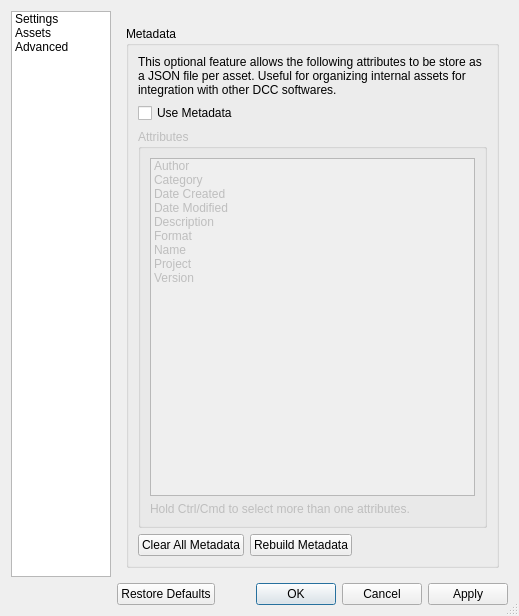
Old version of the form ui/window/preferences.ui in the repository hueyyeng/AssetsBrowser.
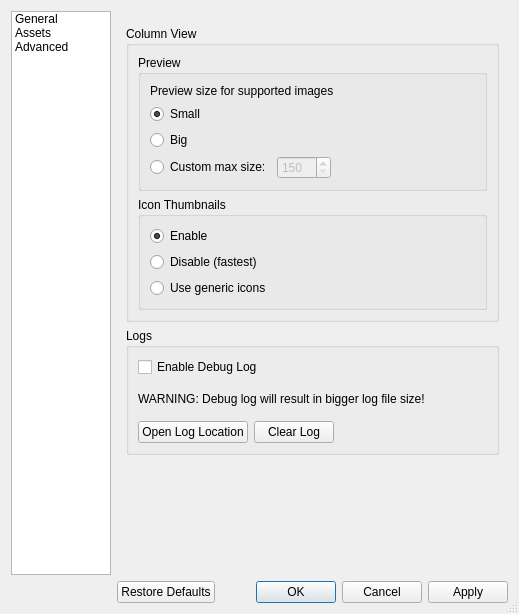
New version of the form. The open tabs and pages were chosen to show the change.

Commit message:
AB-7: Update and cleanup Preferences dialog
- Update General page with new settings
- Add Column View and Log settings to Advanced page

Diff of the .ui file:
```diff
--- a/ui/window/preferences.ui
+++ b/ui/window/preferences.ui
@@ -13,6 +13,12 @@
     <height>614</height>
    </rect>
   </property>
+  <property name="minimumSize">
+   <size>
+    <width>519</width>
+    <height>614</height>
+   </size>
+  </property>
   <property name="focusPolicy">
    <enum>Qt::StrongFocus</enum>
   </property>
@@ -44,7 +50,7 @@
        </property>
        <item>
         <property name="text">
-         <string>Settings</string>
+         <string>General</string>
         </property>
        </item>
        <item>
@@ -496,121 +502,219 @@
       </layout>
      </widget>
      <widget class="QWidget" name="pageAdvanced">
-      <layout class="QVBoxLayout" name="verticalLayout_4">
-       <item>
-        <widget class="QGroupBox" name="boxMetadata">
+      <layout class="QFormLayout" name="formLayout_9">
+       <item row="1" column="0" colspan="2">
+        <widget class="QGroupBox" name="boxLog">
          <property name="title">
-          <string>Metadata</string>
+          <string>Logs</string>
          </property>
          <layout class="QFormLayout" name="formLayout_6">
+          <item row="0" column="0">
+           <widget class="QCheckBox" name="logDebugCheck">
+            <property name="toolTip">
+             <string>Log file will include debug statement. Useful for troubleshooting.</string>
+            </property>
+            <property name="text">
+             <string>Enable Debug Log</string>
+            </property>
+           </widget>
+          </item>
+          <item row="1" column="0">
+           <widget class="Line" name="logDivider2">
+            <property name="orientation">
+             <enum>Qt::Horizontal</enum>
+            </property>
+           </widget>
+          </item>
+          <item row="2" column="0">
+           <widget class="QLabel" name="logDebugWarning">
+            <property name="text">
+             <string>WARNING: Debug log will result in bigger log file size!</string>
+            </property>
+           </widget>
+          </item>
+          <item row="3" column="0">
+           <widget class="Line" name="logDivider1">
+            <property name="orientation">
+             <enum>Qt::Horizontal</enum>
+            </property>
+           </widget>
+          </item>
+          <item row="4" column="0">
+           <layout class="QHBoxLayout" name="logButtonLayout">
+            <item>
+             <widget class="QPushButton" name="logButtonOpen">
+              <property name="toolTip">
+               <string>Clear current log contents</string>
+              </property>
+              <property name="text">
+               <string>Open Log Location</string>
+              </property>
+             </widget>
+            </item>
+            <item>
+             <widget class="QPushButton" name="logButtonClear">
+              <property name="toolTip">
+               <string>Clear current log contents</string>
+              </property>
+              <property name="text">
+               <string>Clear Log</string>
+              </property>
+             </widget>
+            </item>
+           </layout>
+          </item>
+         </layout>
+        </widget>
+       </item>
+       <item row="0" column="0" colspan="2">
+        <widget class="QGroupBox" name="boxColumnView">
+         <property name="title">
+          <string>Column View</string>
+         </property>
+         <layout class="QFormLayout" name="formLayout_8">
           <item row="0" column="0" colspan="2">
-           <widget class="QLabel" name="metadataTip">
-            <property name="text">
-             <string>This optional feature allows the following attributes to be store as a JSON file per asset. Useful for organizing internal assets for integration with other DCC softwares.</string>
-            </property>
-            <property name="wordWrap">
-             <bool>true</bool>
-            </property>
-           </widget>
-          </item>
-          <item row="1" column="0">
-           <widget class="QCheckBox" name="metadataCheck">
-            <property name="text">
-             <string>Use Metadata</string>
-            </property>
-            <property name="checked">
-             <bool>false</bool>
-            </property>
-           </widget>
-          </item>
-          <item row="3" column="0">
-           <layout class="QHBoxLayout" name="metadataBtnLayout">
-            <item>
-             <widget class="QPushButton" name="metadataBtnClear">
-              <property name="text">
-               <string>Clear All Metadata</string>
-              </property>
-             </widget>
-            </item>
-            <item>
-             <widget class="QPushButton" name="metadataBtnRebuild">
-              <property name="text">
-               <string>Rebuild Metadata</string>
-              </property>
-             </widget>
-            </item>
-           </layout>
-          </item>
-          <item row="2" column="0" colspan="2">
-           <widget class="QGroupBox" name="boxMetadataAttrib">
-            <property name="enabled">
-             <bool>false</bool>
-            </property>
+           <widget class="QGroupBox" name="boxPreview">
             <property name="title">
-             <string>Attributes</string>
+             <string>Preview</string>
             </property>
-            <layout class="QFormLayout" name="formLayout_2">
+            <layout class="QFormLayout" name="formLayout_7">
+             <item row="0" column="0">
+              <widget class="QLabel" name="previewHelpLabel">
+               <property name="text">
+                <string>Preview size for supported images</string>
+               </property>
+              </widget>
+             </item>
              <item row="1" column="0">
-              <widget class="QLabel" name="metadataAttribTip">
-               <property name="text">
-                <string>Hold Ctrl/Cmd to select more than one attributes.</string>
-               </property>
-              </widget>
+              <layout class="QVBoxLayout" name="previewLayout">
+               <item>
+                <widget class="QRadioButton" name="previewRadioSmall">
+                 <property name="toolTip">
+                  <string>150px</string>
+                 </property>
+                 <property name="text">
+                  <string>Small</string>
+                 </property>
+                 <property name="checked">
+                  <bool>true</bool>
+                 </property>
+                 <attribute name="buttonGroup">
+                  <string notr="true">previewBtnGrp</string>
+                 </attribute>
+                </widget>
+               </item>
+               <item>
+                <widget class="QRadioButton" name="previewRadioBig">
+                 <property name="toolTip">
+                  <string>300px</string>
+                 </property>
+                 <property name="text">
+                  <string>Big</string>
+                 </property>
+                 <attribute name="buttonGroup">
+                  <string notr="true">previewBtnGrp</string>
+                 </attribute>
+                </widget>
+               </item>
+               <item>
+                <layout class="QHBoxLayout" name="previewCustomLayout">
+                 <item>
+                  <widget class="QRadioButton" name="previewRadioCustom">
+                   <property name="toolTip">
+                    <string>Valid range: 150 to 1000</string>
+                   </property>
+                   <property name="text">
+                    <string>Custom max size:</string>
+                   </property>
+                   <attribute name="buttonGroup">
+                    <string notr="true">previewBtnGrp</string>
+                   </attribute>
+                  </widget>
+                 </item>
+                 <item>
+                  <widget class="QSpinBox" name="previewSpinnerCustom">
+                   <property name="enabled">
+                    <bool>false</bool>
+                   </property>
+                   <property name="minimum">
+                    <number>150</number>
+                   </property>
+                   <property name="maximum">
+                    <number>1000</number>
+                   </property>
+                  </widget>
+                 </item>
+                </layout>
+               </item>
+              </layout>
              </item>
-             <item row="0" column="0" colspan="2">
-              <widget class="QListWidget" name="metadataAttribList">
-               <property name="selectionMode">
-                <enum>QAbstractItemView::ExtendedSelection</enum>
-               </property>
-               <property name="selectionRectVisible">
-                <bool>true</bool>
-               </property>
+            </layout>
+           </widget>
+          </item>
+          <item row="1" column="0" colspan="2">
+           <widget class="QGroupBox" name="boxIcon">
+            <property name="title">
+             <string>Icon Thumbnails</string>
+            </property>
+            <layout class="QFormLayout" name="formLayout_2">
+             <item row="0" column="0">
+              <layout class="QVBoxLayout" name="iconRadioLayout">
                <item>
-                <property name="text">
-                 <string>Author</string>
-                </property>
+                <widget class="QRadioButton" name="iconRadioEnable">
+                 <property name="toolTip">
+                  <string>Default. Performance hit when navigating directory with lots of supported images.</string>
+                 </property>
+                 <property name="text">
+                  <string>Enable</string>
+                 </property>
+                 <property name="checked">
+                  <bool>true</bool>
+                 </property>
+                 <attribute name="buttonGroup">
+                  <string notr="true">iconBtnGrp</string>
+                 </attribute>
+                </widget>
                </item>
                <item>
-                <property name="text">
-                 <string>Category</string>
-                </property>
+                <widget class="QRadioButton" name="iconRadioDisable">
+                 <property name="toolTip">
+                  <string>No icons display in Column View. Fastest performance.</string>
+                 </property>
+                 <property name="text">
+                  <string>Disable (fastest)</string>
+                 </property>
+                 <property name="checked">
+                  <bool>false</bool>
+                 </property>
+                 <attribute name="buttonGroup">
+                  <string notr="true">iconBtnGrp</string>
+                 </attribute>
+                </widget>
                </item>
                <item>
-                <property name="text">
-                 <string>Date Created</string>
-                </property>
+                <widget class="QRadioButton" name="iconRadioGeneric">
+                 <property name="maximumSize">
+                  <size>
+                   <width>331</width>
+                   <height>16777215</height>
+                  </size>
+                 </property>
+                 <property name="toolTip">
+                  <string>Display generic icons by disabling icon thumbnail generation for supported images.</string>
+                 </property>
+                 <property name="text">
+                  <string>Use generic icons</string>
+                 </property>
+                 <property name="checked">
+                  <bool>false</bool>
+                 </property>
+                 <attribute name="buttonGroup">
+                  <string notr="true">iconBtnGrp</string>
+                 </attribute>
+                </widget>
                </item>
-               <item>
-                <property name="text">
-                 <string>Date Modified</string>
-                </property>
-               </item>
-               <item>
-                <property name="text">
-                 <string>Description</string>
-                </property>
-               </item>
-               <item>
-                <property name="text">
-                 <string>Format</string>
-                </property>
-               </item>
-               <item>
-                <property name="text">
-                 <string>Name</string>
-                </property>
-               </item>
-               <item>
-                <property name="text">
-                 <string>Project</string>
-                </property>
-               </item>
-               <item>
-                <property name="text">
-                 <string>Version</string>
-                </property>
-               </item>
-              </widget>
+              </layout>
              </item>
             </layout>
            </widget>
```
Left out of the diff: 282 changed lines with no effect on the pictures. The commit also changes 1 other file.
